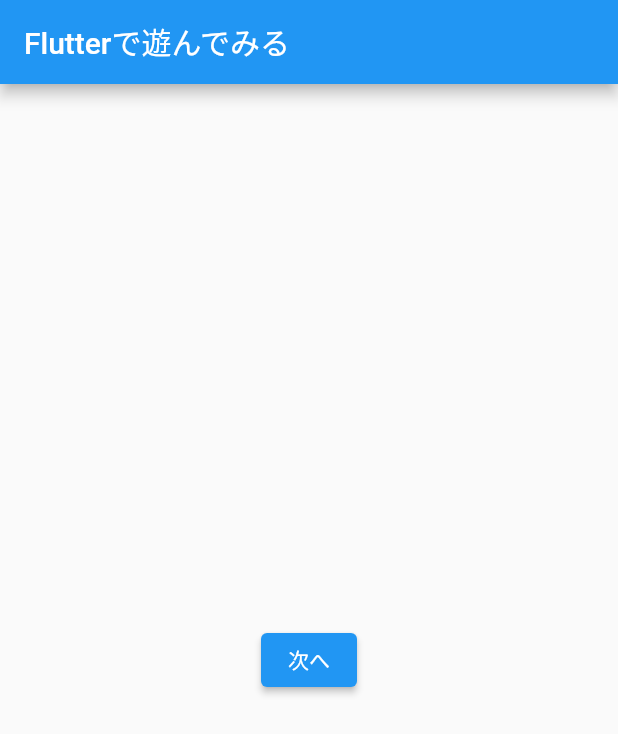
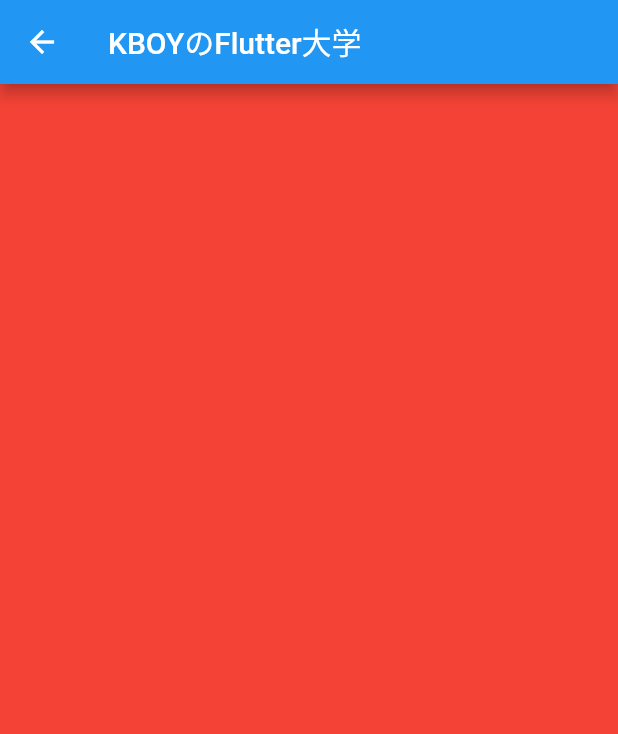
Before and after one commit to sohey-dr/first_app, a Flutter app: the screen it shows after launch, after a tap on "次へ", on a phone screen of 412 x 824 dp. Shown: the top 734 px of the screen. Run offline on Flutter 3.47's test engine with Material 2 defaults, Android fonts, the phone set to English and light mode, and no system bars.

Commit message:
[ADD]画面遷移

```diff
--- a/lib/main.dart
+++ b/lib/main.dart
@@ -1,4 +1,6 @@
 import 'package:flutter/material.dart';
+
+import 'next_page.dart';
 
 void main() {
   runApp(const MyApp());
@@ -14,15 +16,27 @@ class MyApp extends StatelessWidget {
       theme: ThemeData(
         primarySwatch: Colors.blue,
       ),
-      home: Scaffold(
+      home: Home()
+    );
+  }
+}
+
+class Home extends StatelessWidget {
+  @override
+  Widget build(BuildContext context) {
+    return Scaffold(
       appBar: AppBar(
         title: const Text('Flutterで遊んでみる'),
       ),
       body: Center(
         child: ElevatedButton(
-            onPressed: () {},
+          onPressed: () {
+            Navigator.push(
+              context,
+              MaterialPageRoute(builder: (context) => const NextPage()),
+            );
+          },
           child: const Text('次へ'),
-          ),
         ),
       ),
     );
--- /dev/null
+++ b/lib/next_page.dart
@@ -0,0 +1,18 @@
+import 'package:flutter/material.dart';
+
+class NextPage extends StatelessWidget {
+  const NextPage({Key? key}) : super(key: key);
+
+
+  @override
+  Widget build(BuildContext context) {
+    return Scaffold(
+      appBar: AppBar(
+        title: Text('KBOYのFlutter大学'),
+      ),
+      body: Container(
+        color: Colors.red,
+      ),
+    );
+  }
+}
```
Lines whose indentation alone changed are shown as unchanged.
